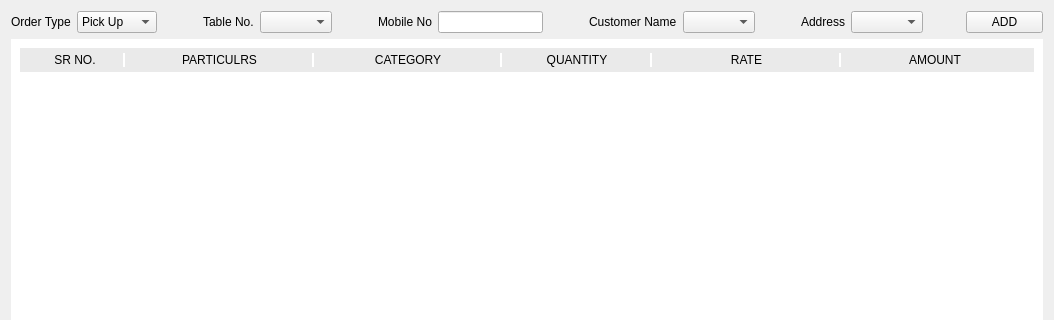
Old version of the form menu/order/orderwidget.ui in the repository Anmol-A-jain/Dyner; both pictures show x 0 to 1054 and y 0 to 320 of the 1054 by 729 pixel window.
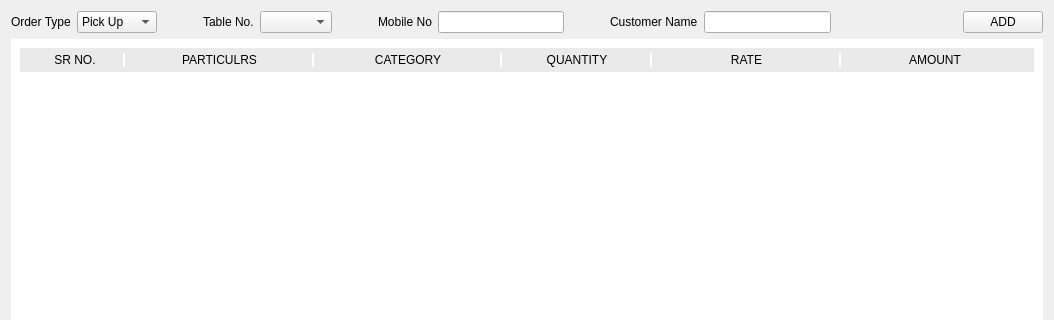
New version of the form.

Diff of the .ui file:
```diff
--- a/menu/order/orderwidget.ui
+++ b/menu/order/orderwidget.ui
@@ -128,40 +128,7 @@
           </widget>
          </item>
          <item>
-          <widget class="QComboBox" name="cmbCustName"/>
-         </item>
-         <item>
-          <spacer name="horizontalSpacer_6">
-           <property name="orientation">
-            <enum>Qt::Horizontal</enum>
-           </property>
-           <property name="sizeType">
-            <enum>QSizePolicy::Fixed</enum>
-           </property>
-           <property name="sizeHint" stdset="0">
-            <size>
-             <width>40</width>
-             <height>20</height>
-            </size>
-           </property>
-          </spacer>
-         </item>
-         <item>
-          <widget class="QLabel" name="lblAddres">
-           <property name="text">
-            <string>Address</string>
-           </property>
-          </widget>
-         </item>
-         <item>
-          <widget class="QComboBox" name="cmbAdderess">
-           <property name="maximumSize">
-            <size>
-             <width>100</width>
-             <height>16777215</height>
-            </size>
-           </property>
-          </widget>
+          <widget class="QLineEdit" name="custName"/>
          </item>
          <item>
           <spacer name="horizontalSpacer">
```
Left out of the diff: 7 changed lines with no effect on the pictures.
